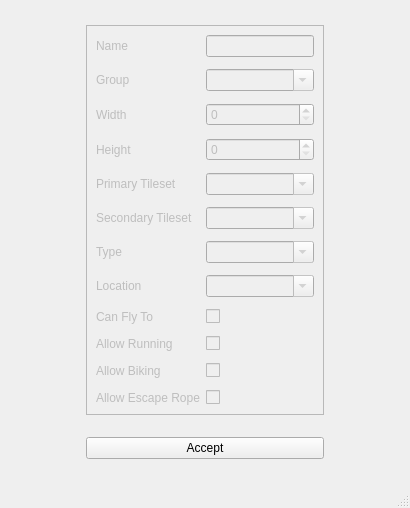
Above: forms/newmappopup.ui from huderlem/porymap before the change. Below: the same form after it.
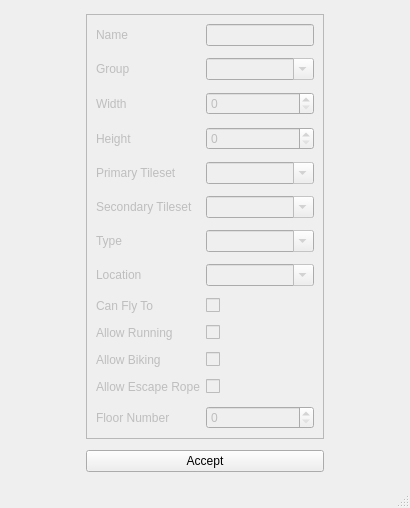
That is the form after the change. Custom widgets are drawn as their Qt base class.

Commit message: Basic pokefirered empty layout, floor number, version selection support

Diff of the .ui file:
```diff
--- a/forms/newmappopup.ui
+++ b/forms/newmappopup.ui
@@ -231,6 +231,23 @@
          </property>
         </widget>
        </item>
+       <item row="12" column="0">
+        <widget class="QLabel" name="label_NewMap_Floor_Number">
+         <property name="text">
+          <string>Floor Number</string>
+         </property>
+        </widget>
+       </item>
+       <item row="12" column="1">
+        <widget class="QSpinBox" name="spinBox_NewMap_Floor_Number">
+         <property name="toolTip">
+          <string>&lt;html&gt;&lt;head/&gt;&lt;body&gt;&lt;p&gt;Floor number to be used for maps with elevators.&lt;/p&gt;&lt;/body&gt;&lt;/html&gt;</string>
+         </property>
+         <property name="maximum">
+          <number>127</number>
+         </property>
+        </widget>
+       </item>
       </layout>
      </widget>
     </item>
```
The commit also changes 6 other files.
